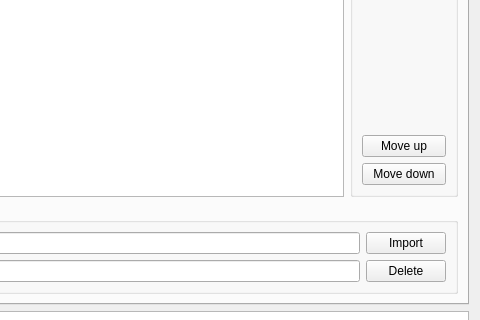
This is AccountManagementDialog.ui in yhuiyang/castleage as Qt 5 draws it before an edit; both pictures show x 520 to 1000 and y 286 to 606 of the 1000 by 800 pixel window. The edited form follows.
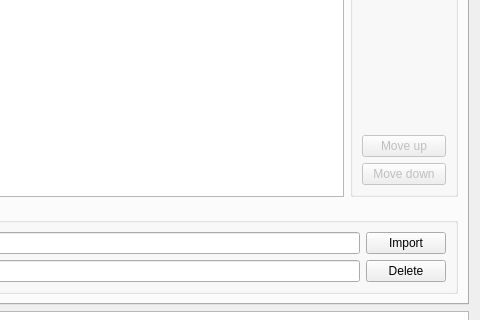
This is the edited form.

Commit message: Disable move up/down QPushButton.

```diff
--- a/AccountManagementDialog.ui
+++ b/AccountManagementDialog.ui
@@ -99,6 +99,9 @@
             </item>
             <item>
              <widget class="QPushButton" name="pushButtonMoveAccountUp">
+              <property name="enabled">
+               <bool>false</bool>
+              </property>
               <property name="focusPolicy">
                <enum>Qt::NoFocus</enum>
               </property>
@@ -112,6 +115,9 @@
             </item>
             <item>
              <widget class="QPushButton" name="pushButtonMoveAccountDown">
+              <property name="enabled">
+               <bool>false</bool>
+              </property>
               <property name="focusPolicy">
                <enum>Qt::NoFocus</enum>
               </property>
```
Left out of the diff: 12 changed lines with no effect on the pictures.
